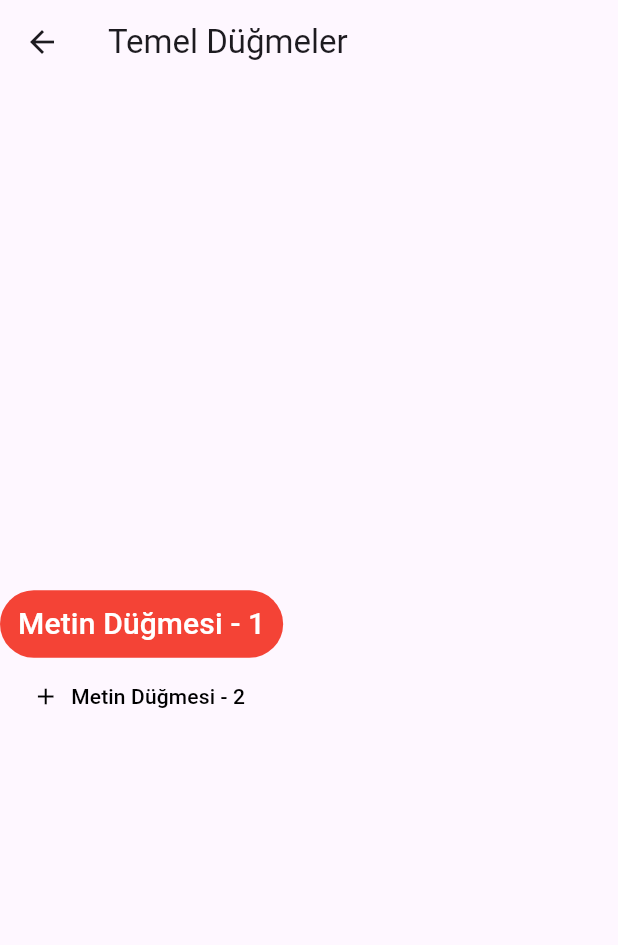
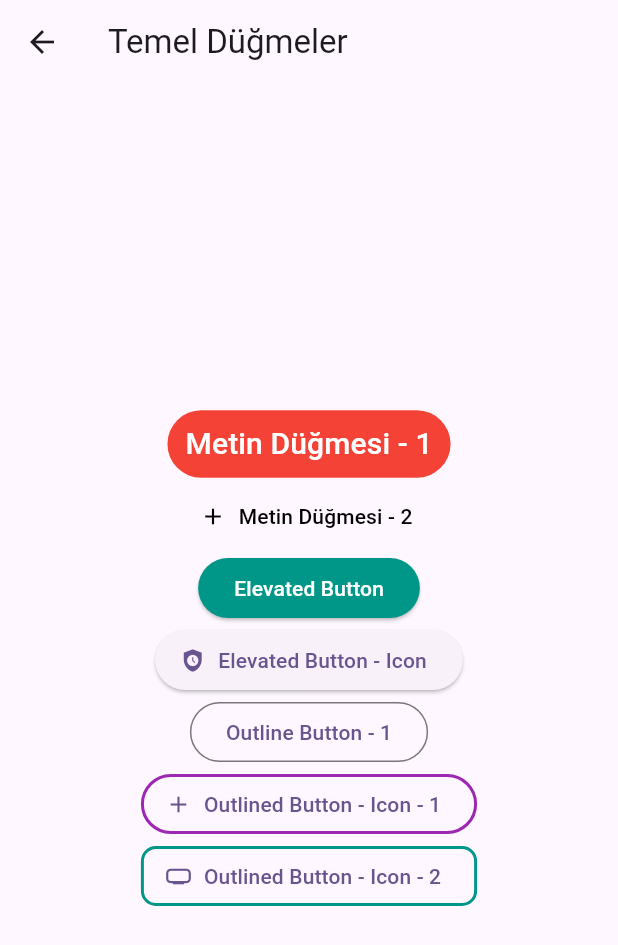
Before and after one commit to yayirgul/flutter_library, a Flutter app: the ButtonWidget screen opened directly, on a phone screen of 412 x 824 dp. Shown: the top 945 px of the screen. Run offline on Flutter 3.47's test engine with Material 2 defaults, Android fonts, the light colour scheme and no system bars.

Commit message:
text, elevanted, outlined and icon button

```diff
--- a/lib/widgets/button_widget.dart
+++ b/lib/widgets/button_widget.dart
@@ -15,7 +15,8 @@ class _ButtonWidgetState extends State<ButtonWidget> {
       appBar: AppBar(
         title: Text(widget.title),
       ),
-      body: Column(mainAxisAlignment: MainAxisAlignment.center, children: [
+      body: Center(
+        child: Column(mainAxisAlignment: MainAxisAlignment.center, children: [
           TextButton(
               onPressed: () {},
               onLongPress: () {
@@ -39,11 +40,41 @@ class _ButtonWidgetState extends State<ButtonWidget> {
                     return null;
                   }),
                   foregroundColor: MaterialStateProperty.all(Colors.black),
-                overlayColor:
-                    MaterialStateProperty.all(Colors.yellow.withOpacity(0.5))),
+                  overlayColor: MaterialStateProperty.all(
+                      Colors.yellow.withOpacity(0.5))),
               icon: const Icon(Icons.add),
-            label: const Text('Metin Düğmesi - 2'))
+              label: const Text('Metin Düğmesi - 2')),
+          ElevatedButton(
+              onPressed: () {},
+              style: ElevatedButton.styleFrom(
+                  foregroundColor: Colors.black, backgroundColor: Colors.teal),
+              child: const Text(
+                'Elevated Button',
+                style: TextStyle(color: Colors.white),
+              )),
+          ElevatedButton.icon(
+              onPressed: () {},
+              icon: const Icon(Icons.safety_check),
+              label: const Text('Elevated Button - Icon')),
+          OutlinedButton(
+              onPressed: () {}, child: const Text('Outline Button - 1')),
+          OutlinedButton.icon(
+              onPressed: () {},
+              style: OutlinedButton.styleFrom(
+                  shape: const StadiumBorder(),
+                  side: const BorderSide(color: Colors.purple, width: 2)),
+              icon: const Icon(Icons.add),
+              label: const Text('Outlined Button - Icon - 1')),
+          OutlinedButton.icon(
+              onPressed: () {},
+              style: OutlinedButton.styleFrom(
+                  side: const BorderSide(color: Colors.teal, width: 2),
+                  shape: const RoundedRectangleBorder(
+                      borderRadius: BorderRadius.all(Radius.circular(10.0)))),
+              icon: const Icon(Icons.home_max),
+              label: const Text('Outlined Button - Icon - 2'))
         ]),
+      ),
     );
   }
 }
```
Lines whose indentation alone changed are shown as unchanged.
